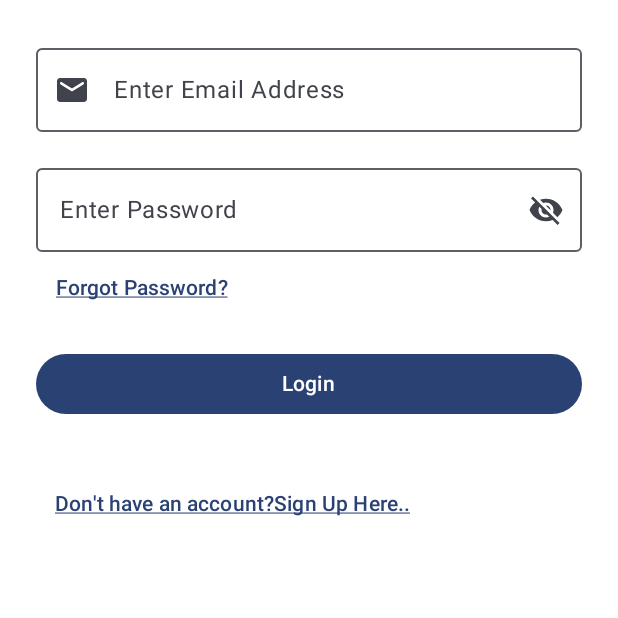
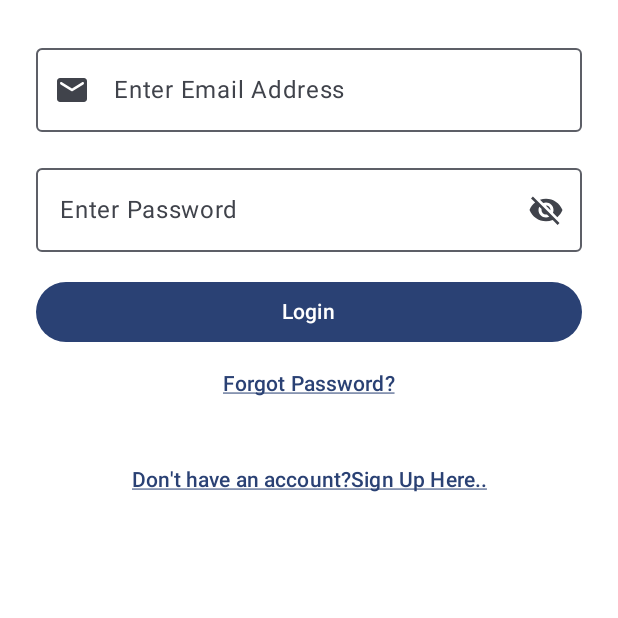
Before and after one commit to mudash-dev/Aunthentication, an Android app built with Jetpack Compose: the screen it shows after launch (MainActivity), on a phone screen of 412 x 824 dp, the top half of it. Run offline under Robolectric (Android 15) with nearby library versions, the phone set to English and light mode, and no system bars.

Commit message:
APP:Fix Forgot and Sign up TextButton

```diff
--- a/app/build.gradle
+++ b/app/build.gradle
@@ -51,12 +51,12 @@ dependencies {
 
    //implementation 'androidx.core:core-ktx:1.10.1'
     implementation(libs.androidx.ktx)
-    //implementation(libs.androidx.lifecycle-runtime-ktx)
+    implementation(libs.lifecycle.runtime.ktx)
     implementation(libs.compose.material3)
     //implementation(libs.compose.extendedicons)
     implementation "androidx.compose.material:material-icons-extended:1.4.3"
     implementation platform('org.jetbrains.kotlin:kotlin-bom:1.8.0')
-    implementation 'androidx.lifecycle:lifecycle-runtime-ktx:2.6.1'
+    //implementation 'androidx.lifecycle:lifecycle-runtime-ktx:2.6.1'
     implementation 'androidx.activity:activity-compose:1.7.2'
     implementation platform('androidx.compose:compose-bom:2022.10.00')
     implementation 'androidx.compose.ui:ui'
--- a/app/src/main/java/com/example/authentication/presentation/LogInScreen.kt
+++ b/app/src/main/java/com/example/authentication/presentation/LogInScreen.kt
@@ -1,8 +1,10 @@
 package com.example.authentication.presentation
 
 import androidx.compose.foundation.background
+import androidx.compose.foundation.layout.Arrangement
 import androidx.compose.foundation.layout.Column
 import androidx.compose.foundation.layout.PaddingValues
+import androidx.compose.foundation.layout.Row
 import androidx.compose.foundation.layout.Spacer
 import androidx.compose.foundation.layout.fillMaxSize
 import androidx.compose.foundation.layout.fillMaxWidth
@@ -96,15 +98,6 @@ fun LogInScreen() {
             )
         }
         item {
-            TextButton(onClick = { /*TODO*/ }) {
-                Text(
-                    text = stringResource(id = R.string.Forgot),
-                    textAlign = TextAlign.End,
-                    textDecoration = TextDecoration.Underline,
-                )
-            }
-        }
-        item {
             Spacer(modifier = Modifier.height(16.dp))
         }
         item {
@@ -117,15 +110,34 @@ fun LogInScreen() {
             }
         }
         item {
-            Spacer(modifier = Modifier.height(32.dp))
+            Row(
+                modifier = Modifier.fillMaxSize(),
+                horizontalArrangement = Arrangement.Center,
+            ) {
+                TextButton(onClick = { /*TODO*/ }) {
+                    Text(
+                        text = stringResource(id = R.string.Forgot),
+                        textAlign = TextAlign.Justify,
+                        textDecoration = TextDecoration.Underline,
+                    )
+                }
+            }
         }
         item {
+            Spacer(modifier = Modifier.height(16.dp))
+        }
+        item {
+            Row(
+                modifier = Modifier.fillMaxSize(),
+                horizontalArrangement = Arrangement.Center,
+            ) {
                 TextButton(onClick = { /*TODO*/ }) {
                     Text(
                         text = stringResource(id = R.string.SignUp),
                         textAlign = TextAlign.Center,
                         textDecoration = TextDecoration.Underline,
                     )
+                }
             }
         }
     }
--- a/build.gradle
+++ b/build.gradle
@@ -2,6 +2,6 @@
 plugins {
     alias(libs.plugins.android.application) apply false
     alias(libs.plugins.android.library) apply false
-    //alias(libs.plugins.android.kotlin) apply false
-    id 'org.jetbrains.kotlin.android' version '1.7.20' apply false
+    alias(libs.plugins.android.kotlin) apply false
+    //id 'org.jetbrains.kotlin.android' version '1.7.20' apply false
 }
```
Also changed, not shown: gradle/libs.versions.toml (+9 -6 lines). Lines whose indentation alone changed are shown as unchanged.
